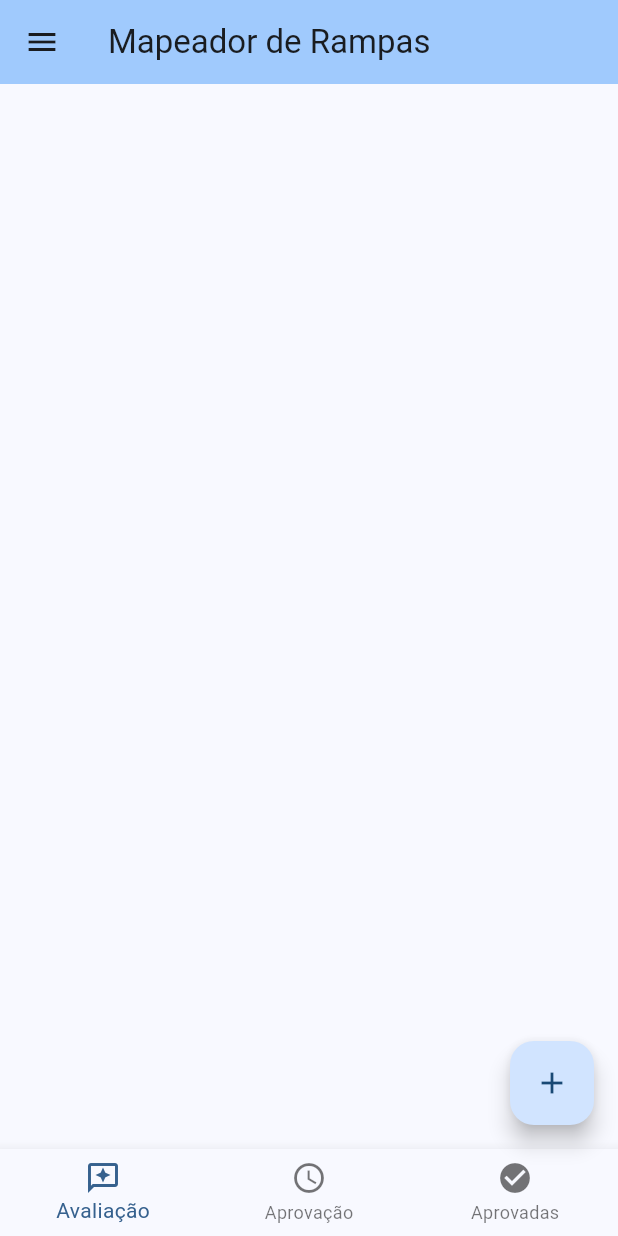
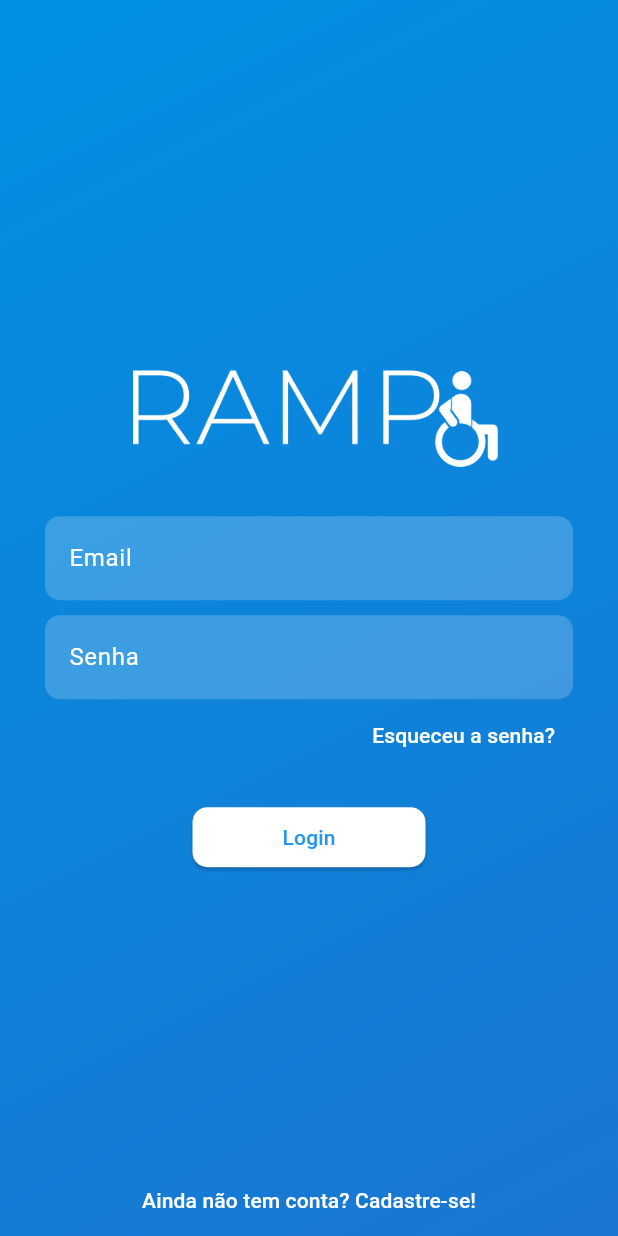
Before and after one commit to zitske/rampi-mapeador, a Flutter app: the screen it shows after launch, on a phone screen of 412 x 824 dp. Run offline on Flutter 3.47's test engine with Material 3 defaults, Android fonts, the light colour scheme and no system bars; our stand-ins replace cloud_firestore, firebase_auth, firebase_core, firebase_storage, geolocator, get and 3 more; missing offline and left inert: dart:ffi; accounts and stored records are empty.

Commit message:
firebase auth login added

```diff
--- a/lib/Controller/navigation.dart
+++ b/lib/Controller/navigation.dart
@@ -1,5 +1,10 @@
+import 'package:flutter/material.dart';
 import 'package:get/get.dart';
 
 class Controller extends GetxController {
   RxInt index_tab = 0.obs;
+  Rx<TextEditingController> emailController = TextEditingController().obs;
+  Rx<TextEditingController> passwordController = TextEditingController().obs;
+  RxBool isLogged = false.obs;
+  RxBool loadingLogin = false.obs;
 }
--- /dev/null
+++ b/lib/View/login_view.dart
@@ -0,0 +1,139 @@
+import 'package:firebase_auth/firebase_auth.dart';
+import 'package:flutter/material.dart';
+import 'package:flutter/widgets.dart';
+import 'package:get/get.dart';
+import 'package:get/get_core/src/get_main.dart';
+import 'package:rampi_mapeador/Controller/navigation.dart';
+import 'package:rampi_mapeador/View/main_view.dart';
+
+class LoginScreen extends StatefulWidget {
+  @override
+  State<LoginScreen> createState() => _LoginScreenState();
+}
+
+class _LoginScreenState extends State<LoginScreen> {
+  @override
+  Widget build(BuildContext context) {
+    final Controller c = Get.find();
+    return Obx(() => Scaffold(
+            body: Stack(children: [
+          Container(
+            decoration: BoxDecoration(
+              gradient: LinearGradient(
+                begin: Alignment.topLeft,
+                end: Alignment.bottomRight,
+                colors: [Color(0xFF0191E2), Colors.blue.shade700],
+              ),
+            ),
+            child: Center(
+              child: SingleChildScrollView(
+                child: Column(
+                  mainAxisAlignment: MainAxisAlignment.center,
+                  children: <Widget>[
+                    Image.asset('assets/logo.png', width: 300.0),
+                    SizedBox(height: 30.0),
+                    Padding(
+                      padding: EdgeInsets.symmetric(horizontal: 30.0),
+                      child: TextFormField(
+                        controller: c.emailController.value,
+                        decoration: InputDecoration(
+                          labelText: 'Email',
+                          labelStyle: TextStyle(color: Colors.white),
+                          filled: true,
+                          fillColor: Colors.white.withOpacity(0.2),
+                          border: OutlineInputBorder(
+                            borderRadius: BorderRadius.circular(10.0),
+                            borderSide: BorderSide.none,
+                          ),
+                        ),
+                        style: TextStyle(color: Colors.white),
+                      ),
+                    ),
+                    SizedBox(height: 10.0),
+                    Padding(
+                      padding: EdgeInsets.symmetric(horizontal: 30.0),
+                      child: TextFormField(
+                        controller: c.passwordController.value,
+                        obscureText: true,
+                        decoration: InputDecoration(
+                          labelText: 'Senha',
+                          labelStyle: TextStyle(color: Colors.white),
+                          filled: true,
+                          fillColor: Colors.white.withOpacity(0.2),
+                          border: OutlineInputBorder(
+                            borderRadius: BorderRadius.circular(10.0),
+                            borderSide: BorderSide.none,
+                          ),
+                        ),
+                        style: TextStyle(color: Colors.white),
+                      ),
+                    ),
+                    Padding(
+                      padding: EdgeInsets.symmetric(horizontal: 30.0),
+                      child: Row(
+                        mainAxisAlignment: MainAxisAlignment.end,
+                        crossAxisAlignment: CrossAxisAlignment.start,
+                        children: [
+                          TextButton(
+                            onPressed: () {
+                              // Implement your forgot password logic here
+                            },
+                            child: Text(
+                              'Esqueceu a senha?',
+                              style: TextStyle(color: Colors.white),
+                            ),
+                          ),
+                        ],
+                      ),
+                    ),
+                    SizedBox(height: 20.0),
+                    ElevatedButton(
+                      onPressed: () {
+                        c.loadingLogin.value = true;
+                        FirebaseAuth.instance
+                            .signInWithEmailAndPassword(
+                                email: c.emailController.value.text,
+                                password: c.passwordController.value.text)
+                            .then((value) {
+                          c.loadingLogin.value = false;
+                          c.isLogged.value = true;
+                          Get.to(() => MyHomePage(title: 'Mapeador de Rampas'));
+                        }).catchError((error) {
+                          print(error);
+                          c.loadingLogin.value = false;
+                        });
+                      },
+                      child: c.loadingLogin.value
+                          ? Image.asset('assets/loading.gif', width: 30.0)
+                          : Text('Login'),
+                      style: ElevatedButton.styleFrom(
+                        foregroundColor: Colors.blue,
+                        backgroundColor: Colors.white,
+                        padding: EdgeInsets.symmetric(horizontal: 60.0),
+                        shape: RoundedRectangleBorder(
+                          borderRadius: BorderRadius.circular(10.0),
+                        ),
+                      ),
+                    ),
+                  ],
+                ),
+              ),
+            ),
+          ),
+          Positioned.fill(
+            child: Align(
+              alignment: Alignment.bottomCenter,
+              child: TextButton(
+                onPressed: () {
+                  // Implement your register logic here
+                },
+                child: Text(
+                  'Ainda não tem conta? Cadastre-se!',
+                  style: TextStyle(color: Colors.white),
+                ),
+              ),
+            ),
+          )
+        ])));
+  }
+}
--- a/lib/View/main_view.dart
+++ b/lib/View/main_view.dart
@@ -164,11 +164,23 @@ class _MyHomePageState extends State<MyHomePage> {
                       mainAxisAlignment: MainAxisAlignment.start,
                       crossAxisAlignment: CrossAxisAlignment.start,
                       children: [
-                        Text('Olá,'),
+                        Text(
+                          'Olá,',
+                          style: TextStyle(color: Colors.white),
+                        ),
                         Text(
                           'Nome do usuário',
                           style: TextStyle(
-                              fontWeight: FontWeight.bold, fontSize: 20),
+                              fontWeight: FontWeight.bold,
+                              fontSize: 20,
+                              color: Colors.white),
+                        ),
+                        Text(
+                          '10 pontos',
+                          style: TextStyle(
+                              fontWeight: FontWeight.w300,
+                              fontSize: 20,
+                              color: Colors.white),
                         )
                       ]),
                   decoration: BoxDecoration(
--- a/lib/main.dart
+++ b/lib/main.dart
@@ -1,21 +1,26 @@
+import 'package:firebase_auth/firebase_auth.dart';
 import 'package:flutter/material.dart';
 import 'package:firebase_core/firebase_core.dart';
 import 'package:get/get.dart';
 import 'package:permission_handler/permission_handler.dart';
 import 'package:rampi_mapeador/Controller/navigation.dart';
+import 'package:rampi_mapeador/View/login_view.dart';
 import 'package:rampi_mapeador/View/main_view.dart';
 import 'firebase_options.dart';
 
 Future<void> main() async {
   WidgetsFlutterBinding.ensureInitialized();
   final Controller c = Get.put(Controller());
+
   await Firebase.initializeApp(
     options: DefaultFirebaseOptions.currentPlatform,
   );
+
   await [
     Permission.location,
     Permission.camera,
   ].request();
+
   runApp(GetMaterialApp(home: MyApp()));
 }
 
@@ -26,12 +31,14 @@ class MyApp extends StatelessWidget {
   @override
   Widget build(BuildContext context) {
     return MaterialApp(
-      title: 'Flutter Demo',
+      title: 'Rampi',
       theme: ThemeData(
         colorScheme: ColorScheme.fromSeed(seedColor: Colors.blue),
         useMaterial3: true,
       ),
-      home: const MyHomePage(title: 'Mapeador de Rampas'),
+      home: FirebaseAuth.instance.currentUser == null
+          ? LoginScreen()
+          : const MyHomePage(title: 'Mapeador de Rampas'),
     );
   }
 }
```
Also changed, not shown: pubspec.yaml (+4 -3 lines), assets/loading.gif (added), assets/logo.png (added), pubspec.lock, 3 other files.
